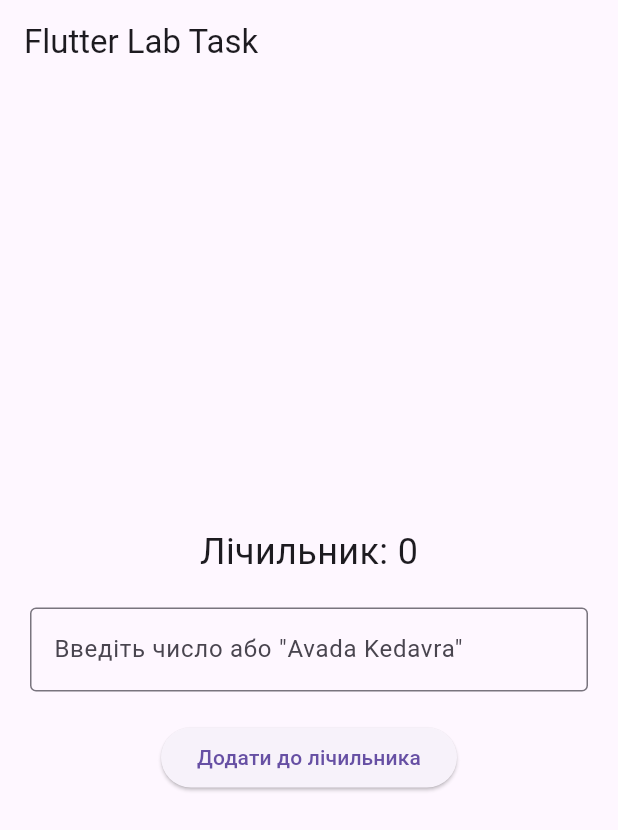
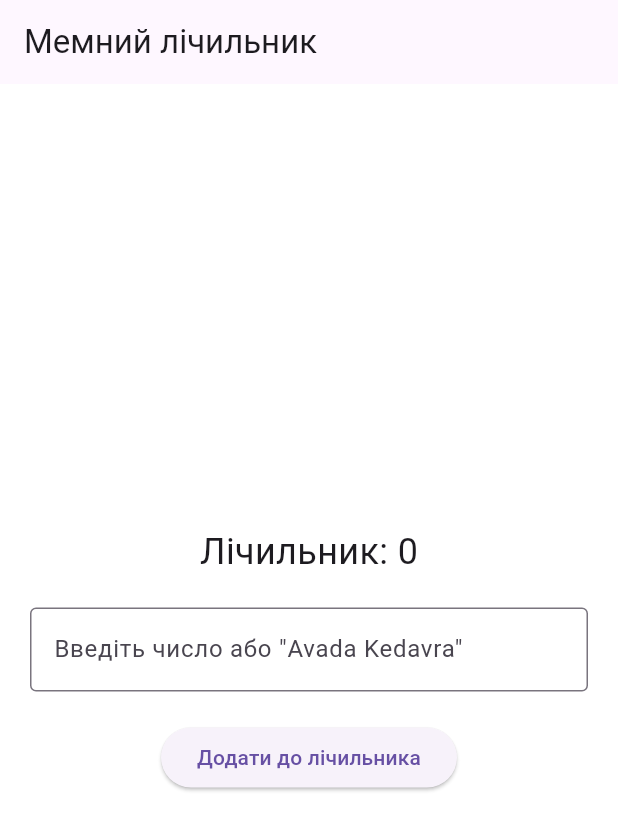
Before and after one commit to NastiaKed/mobile_labs, a Flutter app: the screen it shows after launch, after a tap on "Додати до лічильника", on a phone screen of 412 x 824 dp. Shown: the top 830 px of the screen. Run offline on Flutter 3.47's test engine with Material 3 defaults, Android fonts, the phone set to English and light mode, and no system bars.

Commit message:
Updated code for the first lab

```diff
--- a/lib/main.dart
+++ b/lib/main.dart
@@ -24,9 +24,25 @@ class MyHomePage extends StatefulWidget {
   State<MyHomePage> createState() => _MyHomePageState();
 }
 
-class _MyHomePageState extends State<MyHomePage> {
+class _MyHomePageState extends State<MyHomePage> with TickerProviderStateMixin {
   int _counter = 0;
   final TextEditingController _controller = TextEditingController();
+  late AnimationController _animationController;
+  late Animation<Color?> _backgroundAnimation;
+
+  @override
+  void initState() {
+    super.initState();
+    _animationController = AnimationController(
+      duration: const Duration(seconds: 1),
+      vsync: this,
+    );
+
+    _backgroundAnimation = ColorTween(
+      begin: Colors.white,
+      end: Colors.green[100],
+    ).animate(_animationController);
+  }
 
   void _incrementCounter() {
     setState(() {
@@ -40,13 +56,47 @@ class _MyHomePageState extends State<MyHomePage> {
           _counter += value;
         }
       }
+
+      if (_counter > 50) {
+        _animationController.forward();
+      } else {
+        _animationController.reverse();
+      }
     });
+  }
+
+  String? _getMessage() {
+    if (_counter >= 20 && _counter < 40) {
+      return 'Обережно, не переборщи';
+    } else if (_counter >= 40 && _counter < 80) {
+      return 'Ти вже на грані';
+    } else if (_counter >= 80 && _counter < 200) {
+      return 'Ти колись зупинишся чи нє!?!?!?';
+    } else if (_counter >= 200 && _counter < 300) {
+      return 'Я зараз почну погрожувати!!!!';
+    } else if (_counter >= 300 && _counter < 1000) {
+      return 'Тільки не дійди до 2000';
+    } else if (_counter >= 2000 && _counter < 100000) {
+      return 'Ну все...Гайки....Ти викликав їжака';
+    }
+    return null;
+  }
+
+  @override
+  void dispose() {
+    _controller.dispose();
+    _animationController.dispose();
+    super.dispose();
   }
 
   @override
   Widget build(BuildContext context) {
+    return AnimatedBuilder(
+      animation: _backgroundAnimation,
+      builder: (context, child) {
         return Scaffold(
-      appBar: AppBar(title: const Text('Flutter Lab Task')),
+          backgroundColor: _backgroundAnimation.value,
+          appBar: AppBar(title: const Text('Мемний лічильник')),
           body: Padding(
             padding: const EdgeInsets.all(20),
             child: Column(
@@ -56,6 +106,21 @@ class _MyHomePageState extends State<MyHomePage> {
                   'Лічильник: $_counter',
                   style: const TextStyle(fontSize: 24),
                 ),
+                if (_getMessage() != null)
+                  Padding(
+                    padding: const EdgeInsets.symmetric(vertical: 10),
+                    child: Text(
+                      _getMessage()!,
+                      style: const TextStyle(
+                        fontSize: 18,
+                        fontWeight: FontWeight.bold,
+                        color: Colors.red,
+                      ),
+                      textAlign: TextAlign.center,
+                    ),
+                  ),
+                if (_counter >= 2000 && _counter < 100000)
+                  Image.asset('assets/image/hedgehog.png', height: 150),
                 const SizedBox(height: 20),
                 TextField(
                   controller: _controller,
@@ -74,5 +139,7 @@ class _MyHomePageState extends State<MyHomePage> {
             ),
           ),
         );
+      },
+    );
   }
 }
```
Also changed, not shown: pubspec.yaml (+2 -35 lines), assets/image/hedgehog.png (added). Lines whose indentation alone changed are shown as unchanged.
